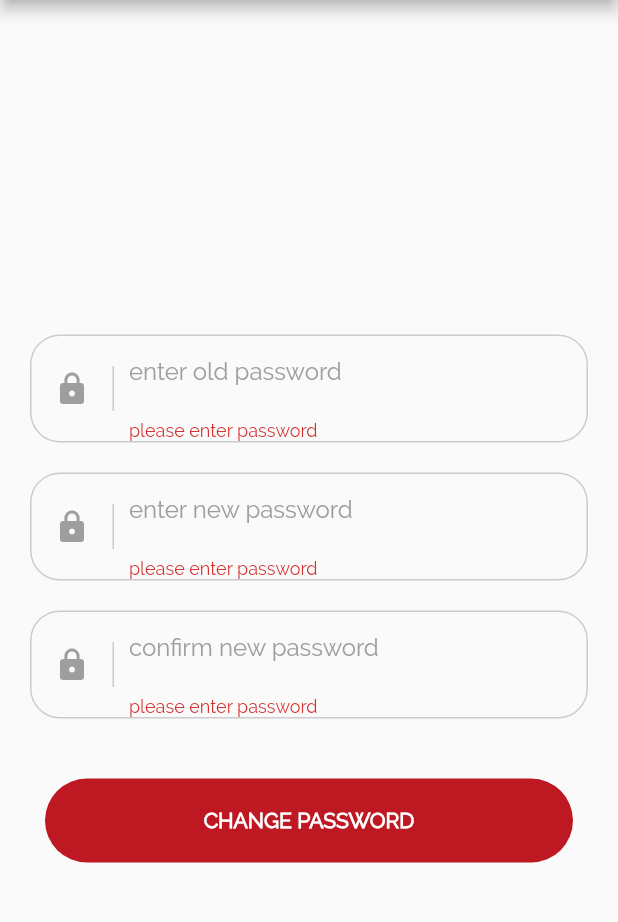
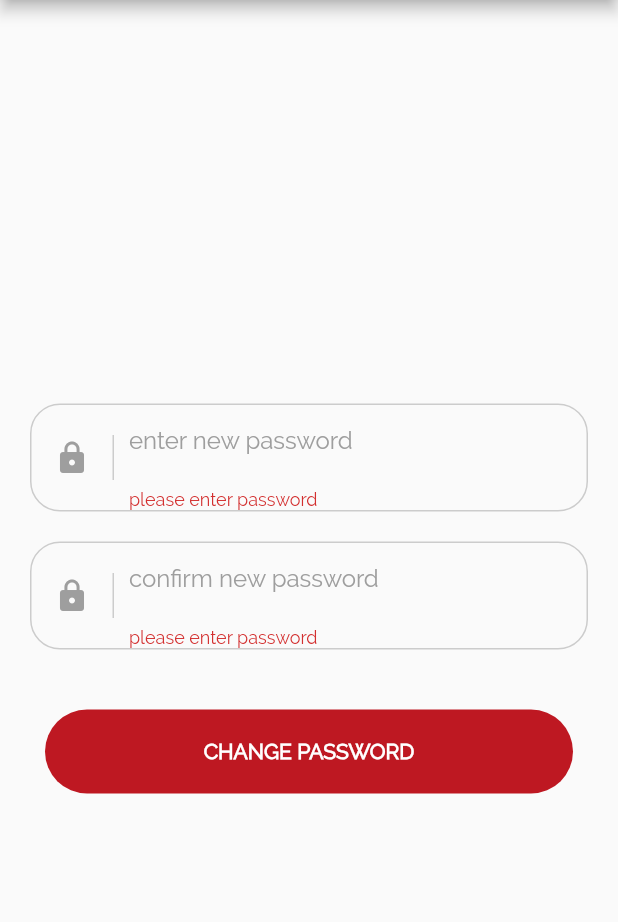
Before and after one commit to Wassal-Oman/wassal-flutter-app, a Flutter app: the CustomerChangePassword screen opened by its route, after a tap on "CHANGE PASSWORD", on a phone screen of 412 x 824 dp, the part 84-1006 px from its top. Run offline on Flutter 3.47's test engine with Material 2 defaults, Android fonts, the phone set to English and light mode, and no system bars; our stand-ins replace connectivity, datetime_picker_formfield, fluttertoast, geolocator, google_maps_flutter, image_cropper and 2 more; accounts and stored records are empty.

Commit message:
Profile and Change Password Modified

```diff
--- a/lib/customer/customer_change_password.dart
+++ b/lib/customer/customer_change_password.dart
@@ -4,6 +4,7 @@ import 'dart:convert';
 import 'package:flutter/material.dart';
 import 'package:fluttertoast/fluttertoast.dart';
 import 'package:http/http.dart' as http;
+import 'package:shared_preferences/shared_preferences.dart';
 
 // import other dart files
 import '../widgets/password_form_field.dart';
@@ -19,13 +20,13 @@ class CustomerChangePassword extends StatefulWidget {
 
 class CustomerChangePasswordState extends State<CustomerChangePassword> {
   // define attributes
-  String oldPassword;
-  String newPassword;
+  String password;
   String confirmPassword;
+  String token;
+  int id;
 
   // text form field controller
-  final oldPassController = TextEditingController();
-  final newPassController = TextEditingController();
+  final passwordController = TextEditingController();
   final confirmController = TextEditingController();
 
   // form key
@@ -33,39 +34,66 @@ class CustomerChangePasswordState extends State<CustomerChangePassword> {
 
   @override
   void initState() {
+    // get user data
+    getUserData().then((data) {
+      var json = jsonDecode(data);
+      var userData = json['data'];
+      String tokenData = json['token'];
+
+      // get access token
+      setState(() {
+        id = userData['id'];
+        token = tokenData;
+      });
+
+    }).catchError((err) {
+      print('User data cannot be retrieved due to ${err.toString()}');
+    });
     super.initState();
   }
 
   @override
   void dispose() {
     // clean up the controller when the Widget is disposed
-    oldPassController.dispose();
-    newPassController.dispose();
+    passwordController.dispose();
     confirmController.dispose();
     super.dispose();
   }
 
+  // method to get user data from local storage
+  Future<String> getUserData() async{
+    SharedPreferences prefs = await SharedPreferences.getInstance();
+    return prefs.getString('CUSTOMER');
+  }
+
   // method to make http request
-  Future<http.Response> changePasswordRequest(String oldPassword, String newPassword, String confirmPassword) async {
-    return await http.post(settings.Routes.CUSTOMER_CHANGE_PASSWORD, body: {
-      'oldPassword': oldPassword,
-      'newPassword': newPassword,
-      'confirmPassword': confirmPassword
-    });
+  Future<http.Response> changePasswordRequest(int id, String password, String confirmPassword) async {
+    // header
+    Map<String, String> header = {
+      'Authorization': 'Bearer $token'
+    };
+
+    return await http.post(settings.Routes.CUSTOMER_CHANGE_PASSWORD,
+      body: {
+        'id': id.toString(),
+        'password': password,
+        'confirmPassword': confirmPassword
+      },
+      headers: header
+    );
   }
 
   void changePassword(BuildContext context) {
 
     // get all input
-    this.oldPassword = oldPassController.text.trim();
-    this.newPassword = newPassController.text.trim();
+    this.password = passwordController.text.trim();
     this.confirmPassword = confirmController.text.trim();
 
     // check if passwords match
-    if (newPassword == confirmPassword) {
+    if (password == confirmPassword) {
 
       // sign up user
-      changePasswordRequest(this.oldPassword, this.newPassword, this.confirmPassword).then((response) {
+      changePasswordRequest(this.id, this.password, this.confirmPassword).then((response) {
         if(response.statusCode != 200) {
           var json = jsonDecode(response.body);
           showToastMessage(json['message']);
@@ -120,7 +148,6 @@ class CustomerChangePasswordState extends State<CustomerChangePassword> {
 
   @override
   Widget build(BuildContext context) {
-
     return Scaffold(
       appBar: AppBar(title: Text('Change Password')),
       body: Center(
@@ -132,8 +159,7 @@ class CustomerChangePasswordState extends State<CustomerChangePassword> {
                 Padding(
                   padding: EdgeInsets.all(10.0),
                 ),
-                PasswordFormField('enter old password', Icons.lock, TextInputType.text, oldPassController),
-                PasswordFormField('enter new password', Icons.lock, TextInputType.text, newPassController),
+                PasswordFormField('enter new password', Icons.lock, TextInputType.text, passwordController),
                 PasswordFormField('confirm new password', Icons.lock, TextInputType.text, confirmController),
                 RoundBtn(context, 'CHANGE PASSWORD', checkValidation)
               ],
--- a/lib/customer/customer_login.dart
+++ b/lib/customer/customer_login.dart
@@ -83,6 +83,7 @@ class CustomerLoginState extends State<CustomerLogin> {
             // convert response string into json
             var json = jsonDecode(response.body);
             storeLoginData(response.body).then((val) {
+              print(response.body);
               print('User data has been stored into local storage');
               // go to home page
               Navigator.of(context).pushReplacementNamed('/customer_home');
--- a/lib/settings.dart
+++ b/lib/settings.dart
@@ -1,21 +1,22 @@
 class Routes {
+
   // ***** customer routes *****
 
   // Emulator Localhost IP
-  // static const String CUSTOMER_LOGIN = 'http://10.0.2.2:3000/api/customer-login';
-  // static const String CUSTOMER_REGISTER = 'http://10.0.2.2:3000/api/customer-register';
-  // static const String CUSTOMER_UPDATE_PROFILE = 'http://10.0.2.2:3000/api/customer-update-profile';
-  // static const String CUSTOMER_CHANGE_PASSWORD = 'http://10.0.2.2:3000/api/customer-change-password';
-  // static const String CUSTOMER_REQUEST = 'http://10.0.2.2:3000/api/customer-request';
-  // static const String CUSTOMER_VIEW_ORDERS = 'http://10.0.2.2:3000/api/customer-view-orders';
+  static const String CUSTOMER_LOGIN = 'http://10.0.2.2:3000/api/customer-login';
+  static const String CUSTOMER_REGISTER = 'http://10.0.2.2:3000/api/customer-register';
+  static const String CUSTOMER_UPDATE_PROFILE = 'http://10.0.2.2:3000/api/customer-update-profile';
+  static const String CUSTOMER_CHANGE_PASSWORD = 'http://10.0.2.2:3000/api/customer-change-password';
+  static const String CUSTOMER_REQUEST = 'http://10.0.2.2:3000/api/customer-request';
+  static const String CUSTOMER_VIEW_ORDERS = 'http://10.0.2.2:3000/api/customer-view-orders';
 
   // AWS Server
-  static const String CUSTOMER_LOGIN = 'http://3.80.138.224/api/customer-login';
-  static const String CUSTOMER_REGISTER = 'http://3.80.138.224/api/customer-register';
-  static const String CUSTOMER_UPDATE_PROFILE = 'http://3.80.138.224/api/customer-update-profile';
-  static const String CUSTOMER_CHANGE_PASSWORD = 'http://3.80.138.224/api/customer-change-password';
-  static const String CUSTOMER_REQUEST = 'http://3.80.138.224/api/customer-request';
-  static const String CUSTOMER_VIEW_ORDERS = 'http://3.80.138.224/api/customer-view-orders';
+  // static const String CUSTOMER_LOGIN = 'http://3.80.138.224/api/customer-login';
+  // static const String CUSTOMER_REGISTER = 'http://3.80.138.224/api/customer-register';
+  // static const String CUSTOMER_UPDATE_PROFILE = 'http://3.80.138.224/api/customer-update-profile';
+  // static const String CUSTOMER_CHANGE_PASSWORD = 'http://3.80.138.224/api/customer-change-password';
+  // static const String CUSTOMER_REQUEST = 'http://3.80.138.224/api/customer-request';
+  // static const String CUSTOMER_VIEW_ORDERS = 'http://3.80.138.224/api/customer-view-orders';
 
   // ***** truck driver routes *****
 
@@ -32,9 +33,4 @@ class Routes {
   static const String TRUCKER_UPDATE_PROFILE = 'http://3.80.138.224/api/trucker-update-profile';
   static const String TRUCKER_CHANGE_PASSWORD = 'http://3.80.138.224/api/trucker-change-password';
   static const String TRUCKER_VIEW_ORDERS = 'http://3.80.138.224/api/trucker-view-orders';
-
-  // headers
-  static const Map<String, String> LOGIN_HEADER = {
-    'Content-Type': 'application/json'
-  };
 }
```
Also changed, not shown: lib/customer/customer_profile.dart (+25 -9 lines).
